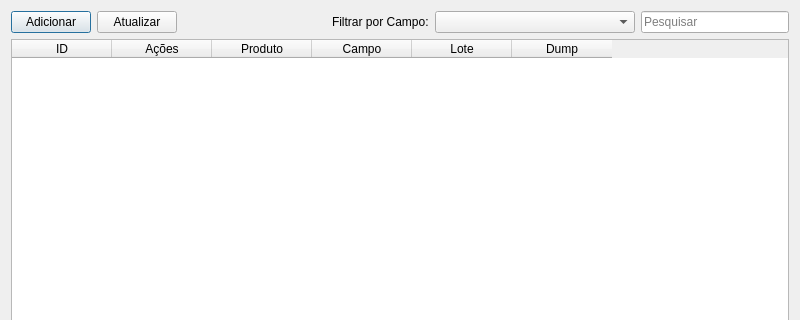
dsgoficial/SAP_Gerente, file uis/mProdutoCampo.ui: the form before one commit; both pictures show x 0 to 800 and y 0 to 320 of the 800 by 600 pixel window.
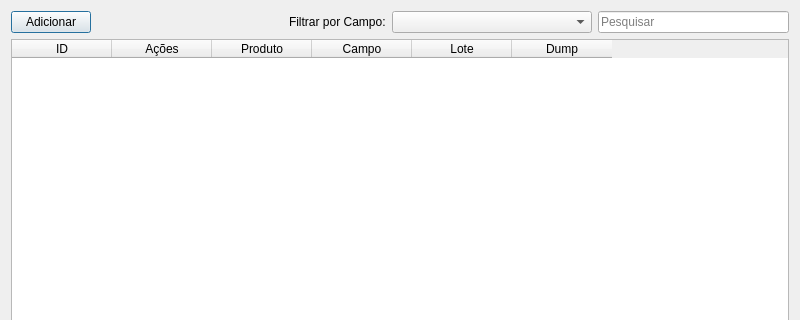
The form after the commit.

Commit message: continue operacoes campo

```diff
--- a/uis/mProdutoCampo.ui
+++ b/uis/mProdutoCampo.ui
@@ -23,13 +23,6 @@
        </property>
       </widget>
      </item>
-     <item>
-      <widget class="QPushButton" name="refreshBtn">
-       <property name="text">
-        <string>Atualizar</string>
-       </property>
-      </widget>
-     </item>
      <item>
       <spacer name="horizontalSpacer">
        <property name="orientation">
```
The commit also changes 15 other files.
